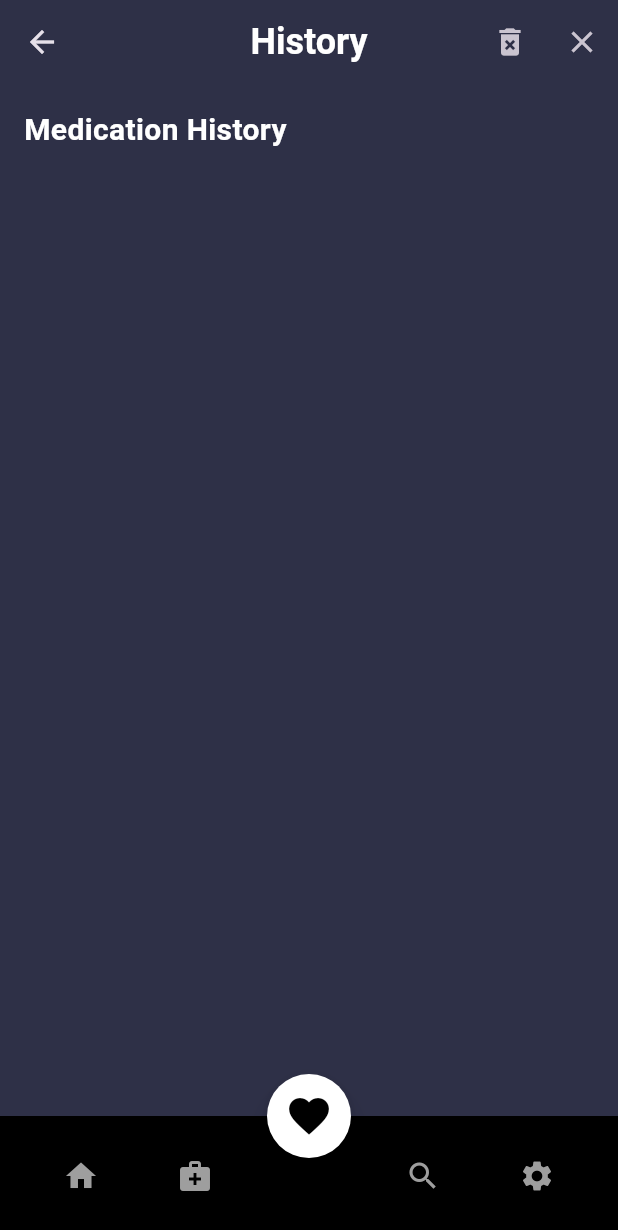
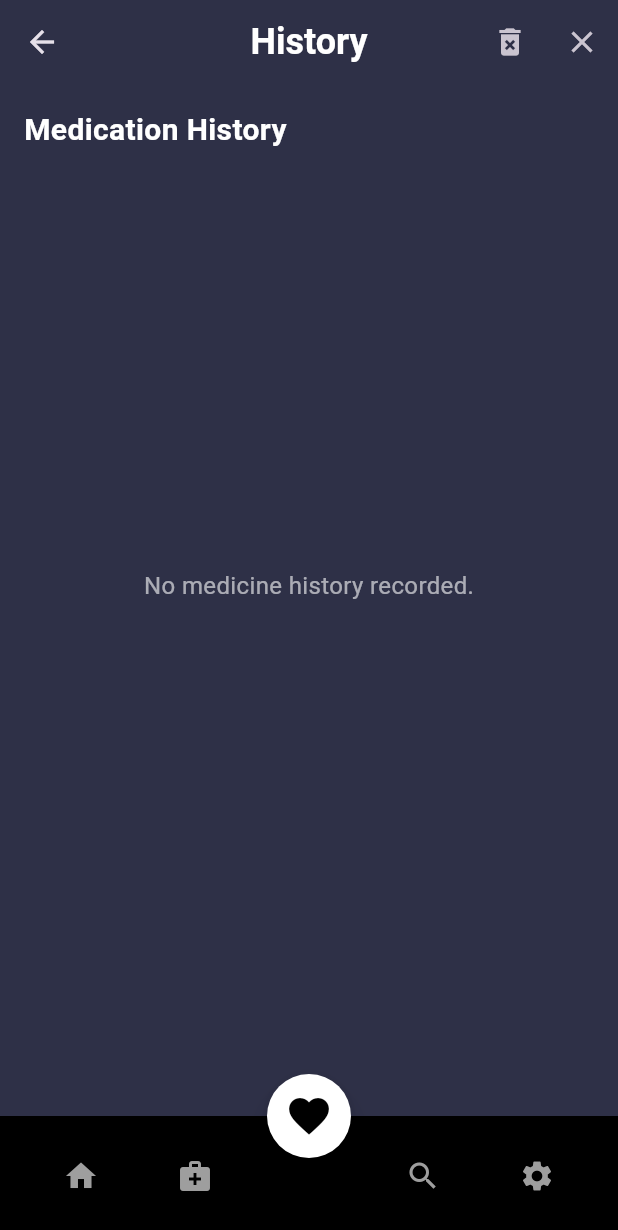
Before and after one commit to ohmmyrisingstar/ITDS283_Sec1_Gr15, a Flutter app: the HistoryPage screen opened directly, on a phone screen of 412 x 824 dp. Shown: the top 1230 px of the screen. Run offline on Flutter 3.47's test engine with Material 3 defaults, Android fonts, the phone set to English and light mode, and no system bars; our stand-ins replace flutter_local_notifications, image_picker, shared_preferences, sqflite, timezone; accounts and stored records are empty; network calls fail.

```diff
--- a/lib/pages/history.dart
+++ b/lib/pages/history.dart
@@ -111,7 +111,14 @@ class _HistoryPageState extends State<HistoryPage> {
               ),
             ),
             Expanded(
-              child: ListView.builder(
+              child: _historyItems.isEmpty
+                  ? const Center(
+                      child: Text(
+                        'No medicine history recorded.',
+                        style: TextStyle(color: Colors.white60, fontSize: 16),
+                      ),
+                    )
+                  : ListView.builder(
                       itemCount: _historyItems.length,
                       itemBuilder: (context, index) {
                         final item = _historyItems[index];
```
Also changed, not shown: lib/helpers/notification.dart (+7 -1 lines), lib/pages/addmed.dart (+10 -0 lines), lib/pages/settings_page.dart (+18 -16 lines). Lines whose indentation alone changed are shown as unchanged.
